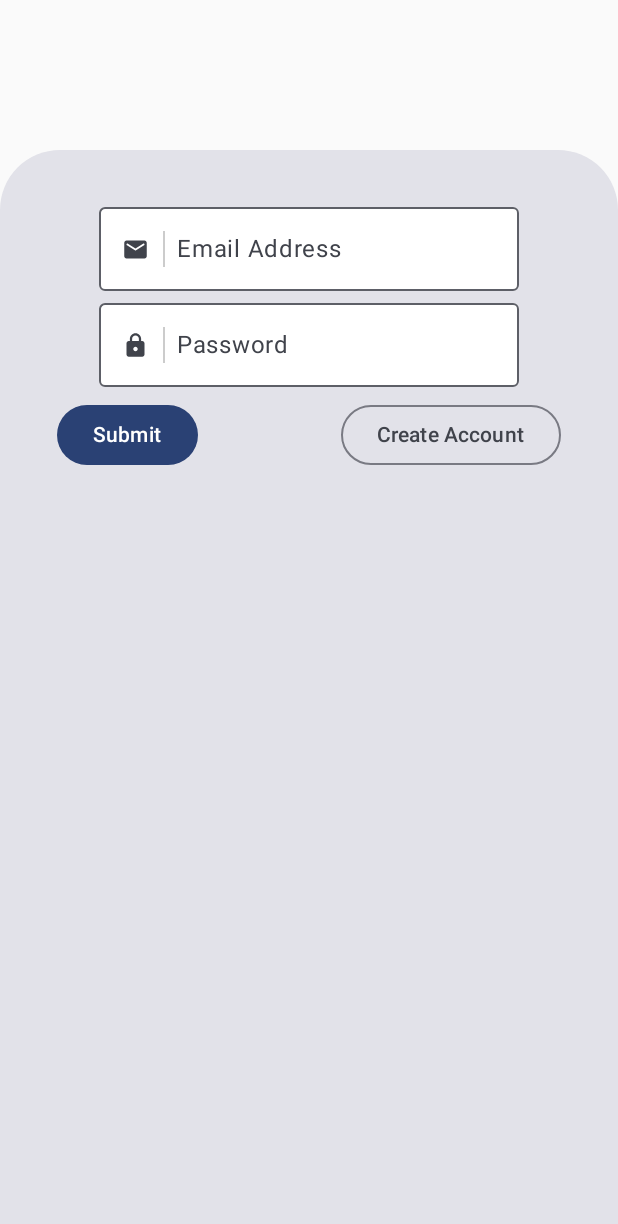
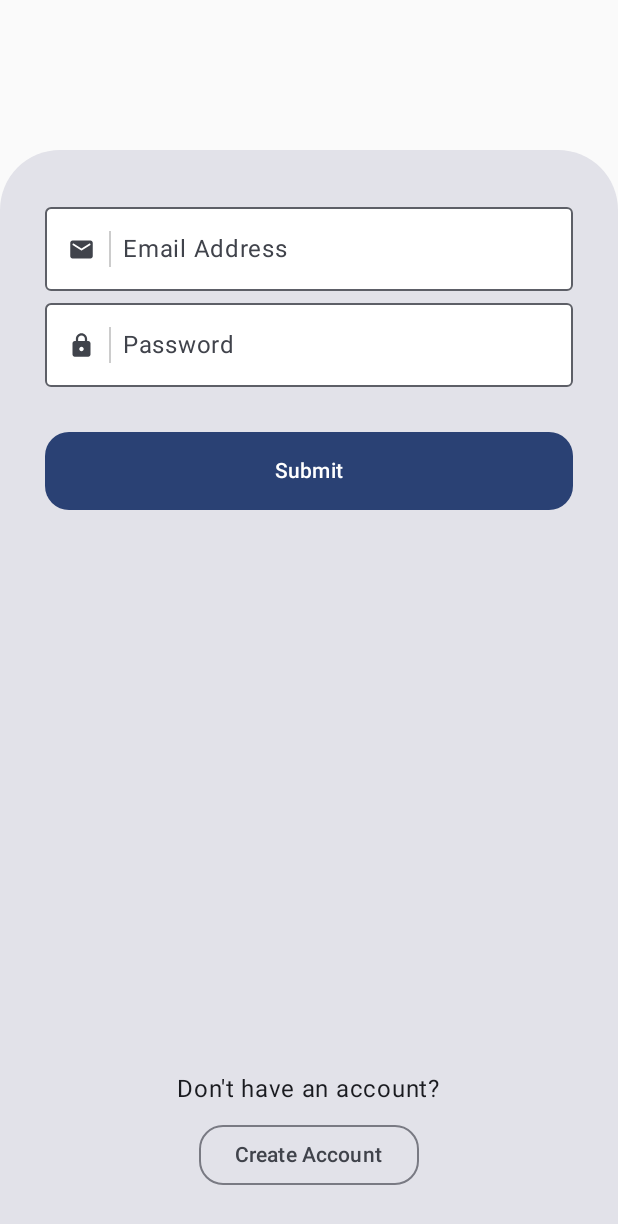
Before and after one commit to Soapery/Ultimate-Trolley-Fitness, an Android app built with Jetpack Compose: the screen it shows after launch (EmailPasswordActivity), on a phone screen of 412 x 824 dp. Shown: the top 1224 px of the screen. Run offline under Robolectric (Android 15) with nearby library versions, the phone set to English and light mode, and no system bars; our stand-ins replace Firebase (no records; nobody signed in at launch, a user with empty details on screens opened directly), constraintlayout-compose, livedata-compose.

Commit message:
Cleaned up form styling.

```diff
--- a/app/src/main/java/com/example/ultimatetrolleyfitness/EmailPasswordActivity.kt
+++ b/app/src/main/java/com/example/ultimatetrolleyfitness/EmailPasswordActivity.kt
@@ -9,6 +9,7 @@ import androidx.compose.foundation.Canvas
 import androidx.compose.foundation.layout.Arrangement
 import androidx.compose.foundation.layout.Column
 import androidx.compose.foundation.layout.Row
+import androidx.compose.foundation.layout.Spacer
 import androidx.compose.foundation.layout.fillMaxSize
 import androidx.compose.foundation.layout.fillMaxWidth
 import androidx.compose.foundation.layout.height
@@ -96,7 +97,6 @@ fun LoginScreen(viewModel: EmailPasswordViewModel) {
             val password: String by viewModel.password.observeAsState("")
             val confirmPassword: String by viewModel.confirmPassword.observeAsState("")
 
-
             Card(
                 shape = RoundedCornerShape(topStart = 40.dp, topEnd = 40.dp),
                 colors = CardDefaults.cardColors(),
@@ -143,29 +143,35 @@ fun LoginScreen(viewModel: EmailPasswordViewModel) {
                         )
                     }
 
-                    Row(
-                        horizontalArrangement = Arrangement.SpaceBetween,
+                    Button(
                         modifier = Modifier
-                            .fillMaxWidth()
-                            .padding(8.dp)
-                    ) {
-                        Button(
+                            .padding(top = 30.dp, bottom = 34.dp)
+                            .align(Alignment.CenterHorizontally)
+                            .fillMaxWidth(),
                         onClick = {
                             if (isSignInState) {
                                 viewModel.signIn(email, password)
                             } else {
                                 viewModel.createAccount(email, password, confirmPassword)
                             }
+                        },
+                        shape = RoundedCornerShape(16.dp)
+                    ) {
+                        Text(
+                            modifier = Modifier.padding(top = 8.dp, bottom = 8.dp),
+                            text = if (isSignInState) "Submit" else "Register"
+                        )
                     }
-                        ) {
-                            Text(text = if (isSignInState) "Submit" else "Register")
-                        }
-
+                    Spacer(modifier = Modifier.weight(1f))
+                    Text(
+                        modifier = Modifier.padding(top = 8.dp, bottom = 8.dp),
+                        text = if (isSignInState) "Don't have an account?" else "Returning user?"
+                    )
                     OutlinedButton(
-                            onClick = { viewModel.toggleState() }
+                        onClick = { viewModel.toggleState() },
+                        shape = RoundedCornerShape(16.dp)
                     ) {
                         Text(text = if (isSignInState) "Create Account" else "Login")
-                        }
                     }
                 }
             }
@@ -204,6 +210,7 @@ fun InputField(
         colors = TextFieldDefaults.outlinedTextFieldColors(
             containerColor = Color.White
         ),
+        modifier = Modifier.fillMaxWidth(),
         leadingIcon = {
             Row(
                 modifier = Modifier.wrapContentWidth(),
@@ -217,6 +224,7 @@ fun InputField(
                         .size(18.dp)
                 )
 
+                // Line between Icon and field
                 Canvas(
                     modifier = Modifier.height(24.dp)
                 ) {
```
Lines whose indentation alone changed are shown as unchanged.
